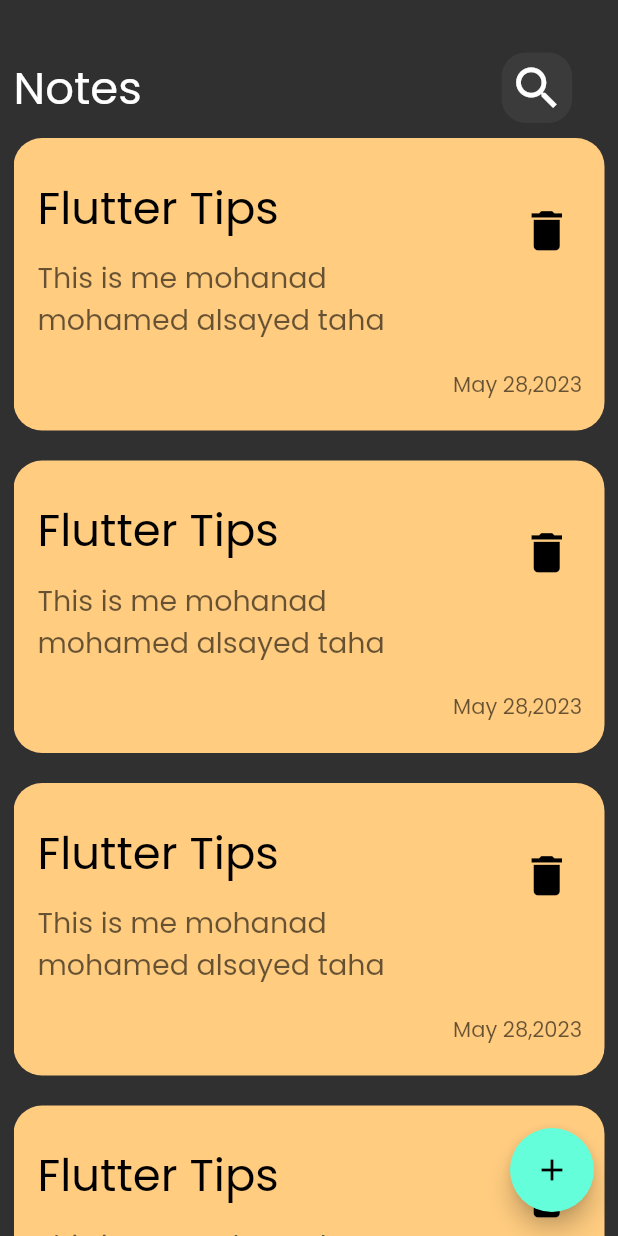
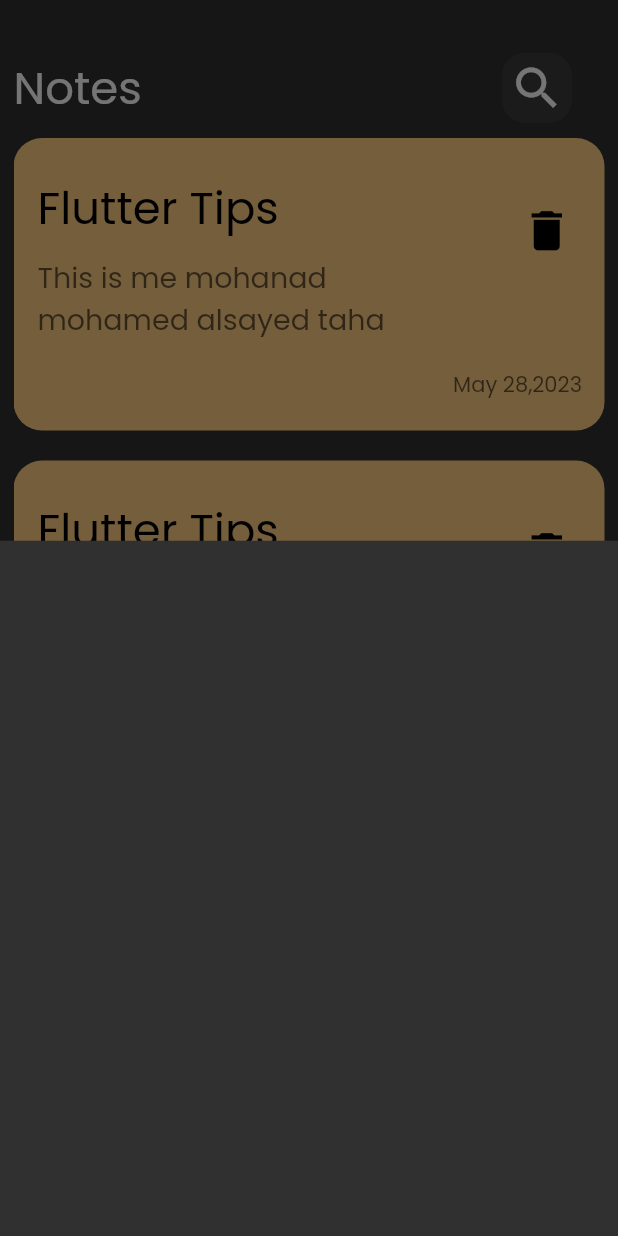
Before and after one commit to mohandalnjjar/notes_app, a Flutter app: the screen it shows after launch, after a tap on the "add" icon, on a phone screen of 412 x 824 dp. Run offline on Flutter 3.47's test engine with Material 2 defaults, Android fonts, the phone set to English and light mode, and no system bars.

Commit message:
add note buttom sheet

```diff
--- a/lib/pages/home_page.dart
+++ b/lib/pages/home_page.dart
@@ -1,5 +1,7 @@
 import 'package:flutter/material.dart';
 import 'package:notes_app/pages/widgets/notes_page_widget.dart';
+
+import 'widgets/AddNoteButtomSheet.dart';
 
 class HomePage extends StatelessWidget {
   const HomePage({super.key});
@@ -9,7 +11,13 @@ class HomePage extends StatelessWidget {
     return Scaffold(
       body: const NotesPageBody(),
       floatingActionButton: FloatingActionButton(
-        onPressed: () {},
+        onPressed: () {
+          showModalBottomSheet(
+              context: context,
+              builder: (context) {
+                return AddNoteButtomSheet();
+              });
+        },
         child: Icon(Icons.add),
       ),
     );
--- /dev/null
+++ b/lib/pages/widgets/AddNoteButtomSheet.dart
@@ -0,0 +1,11 @@
+
+import 'package:flutter/material.dart';
+
+class AddNoteButtomSheet extends StatelessWidget {
+  const AddNoteButtomSheet({super.key});
+
+  @override
+  Widget build(BuildContext context) {
+    return Container();
+  }
+}
--- a/lib/pages/widgets/notes_list_view.dart
+++ b/lib/pages/widgets/notes_list_view.dart
@@ -1,4 +1,3 @@
-
 import 'package:flutter/material.dart';
 import 'package:notes_app/pages/widgets/Custome_NoteCard.dart';
 
```
